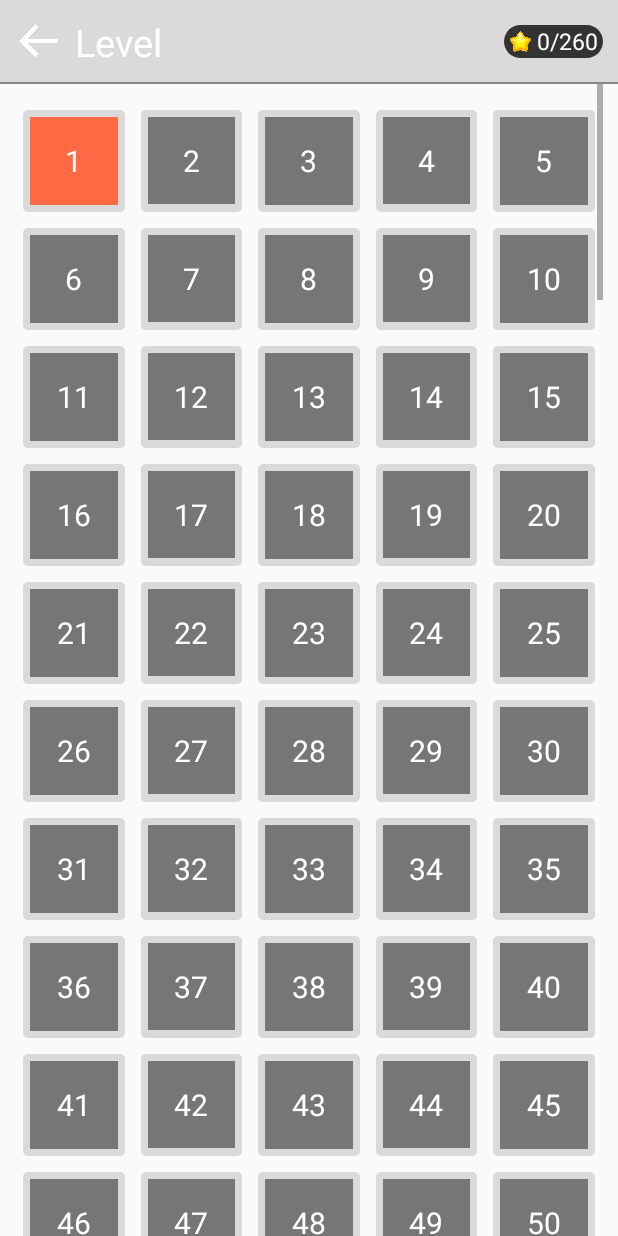
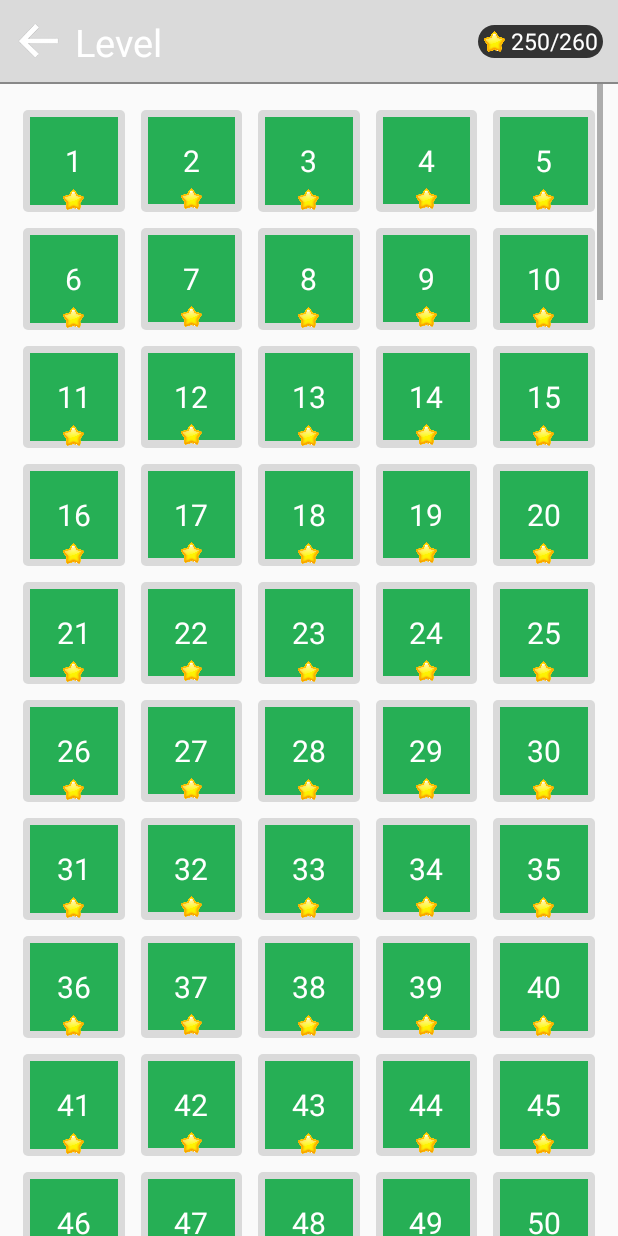
Before and after one commit to houhuang/Fill, an Android app: the MapActivity screen opened directly, with no data from a screen before it, on a phone screen of 412 x 824 dp. Run offline under Robolectric (Android 15) with nearby library versions, the phone set to English and light mode, and no system bars; our stand-ins replace AdMob.

Commit message:
no message

```diff
--- a/app/src/main/assets/pub.json
+++ b/app/src/main/assets/pub.json
@@ -1505,7 +1505,7 @@
         "row": "7",
         "col": "6",
         "state": "111111111111110100111111112010111111111111",
-        "hint": "wdwwddwwaaasawa"
+        "hint": "wdwwddwaaasawas"
       },
       {
         "row": "7",
--- a/app/src/main/java/com/jd/fill/activity/MainActivity.java
+++ b/app/src/main/java/com/jd/fill/activity/MainActivity.java
@@ -137,7 +137,7 @@ public class MainActivity extends AppCompatActivity implements View.OnClickListe
 
         if (!isQuit)
         {
-            Toast.makeText(MainActivity.this, "Please click BACK again to exit!", Toast.LENGTH_SHORT).show();
+            Toast.makeText(MainActivity.this, "Please click BACK again to exit game!", Toast.LENGTH_SHORT).show();
             isQuit = true;
             new Thread(new Runnable() {
                 @Override
--- a/app/src/main/java/com/jd/fill/adapter/MapAdapter.java
+++ b/app/src/main/java/com/jd/fill/adapter/MapAdapter.java
@@ -13,6 +13,7 @@ import android.widget.TextView;
 
 import com.jd.fill.R;
 import com.jd.fill.config.Config;
+import com.jd.fill.manager.DataManager;
 
 import org.w3c.dom.Text;
 
@@ -53,6 +54,7 @@ public class MapAdapter extends RecyclerView.Adapter<MapAdapter.MapHolder> {
         private View mContentView;
         private TextView mLevelTextView;
         private ImageView mStar;
+        private TextView mStageText;
 
         public MapHolder(final View view)
         {
@@ -61,6 +63,7 @@ public class MapAdapter extends RecyclerView.Adapter<MapAdapter.MapHolder> {
             mContentView = (View) view.findViewById(R.id.map_content);
             mLevelTextView = (TextView) view.findViewById(R.id.map_text);
             mStar = (ImageView)view.findViewById(R.id.map_star);
+            mStageText = (TextView)view.findViewById(R.id.map_stage_text);
 
             if (view == mHeaderView || view == mFooterView)
             {
@@ -114,14 +117,26 @@ public class MapAdapter extends RecyclerView.Adapter<MapAdapter.MapHolder> {
         {
             holder.mContentView.setBackgroundColor(ContextCompat.getColor(mContext, R.color.map_item_content_nopass));
             holder.mStar.setVisibility(View.INVISIBLE);
+            holder.mStageText.setVisibility(View.VISIBLE);
         }else if (newPos < Config.mCurrentLevel)
         {
             holder.mContentView.setBackgroundColor(ContextCompat.getColor(mContext, R.color.map_item_content_pass));
             holder.mStar.setVisibility(View.VISIBLE);
+            holder.mStageText.setVisibility(View.INVISIBLE);
         }else
         {
-            holder.mContentView.setBackgroundColor(ContextCompat.getColor(mContext, R.color.color_paht1));
+            holder.mContentView.setBackgroundColor(ContextCompat.getColor(mContext, R.color.purple_button));
             holder.mStar.setVisibility(View.INVISIBLE);
+            holder.mStageText.setVisibility(View.VISIBLE);
+        }
+
+        if (newPos >= Config.mCurrentLevel)
+        {
+            StringBuilder builder = new StringBuilder();
+            builder.append(DataManager.getInstance().getmGameInfo().get(newPos).getRow())
+                    .append("x")
+                    .append(DataManager.getInstance().getmGameInfo().get(newPos).getCol());
+            holder.mStageText.setText(builder.toString());
         }
 
         holder.mLevelTextView.setText("" + (newPos + 1));
--- a/app/src/main/java/com/jd/fill/config/Config.java
+++ b/app/src/main/java/com/jd/fill/config/Config.java
@@ -46,7 +46,7 @@ public class Config extends Application {
         super.onCreate();
 
         mSp = getSharedPreferences(SP_DATA_STORGE, 0);
-        mCurrentLevel = mSp.getInt(KEY_CURRENT_LEVEL, 0);
+        mCurrentLevel = mSp.getInt(KEY_CURRENT_LEVEL, 250);
         mSoundsIsOpen = mSp.getBoolean(KEY_SHOUNDS_ISOPEN, true);
 //        mHintNum = mSp.getInt(KEY_HINT_NUM, 15);
         mHintNum = 1000;
--- a/app/src/main/res/layout/map_item.xml
+++ b/app/src/main/res/layout/map_item.xml
@@ -29,4 +29,17 @@
             android:layout_centerHorizontal="true"
             android:src="@drawable/star"/>
 
+        <TextView
+            android:layout_width="wrap_content"
+            android:layout_height="wrap_content"
+            android:id="@+id/map_stage_text"
+            android:textColor="@color/map_item_stage"
+            android:textSize="10sp"
+            android:gravity="center"
+            android:layout_centerHorizontal="true"
+            android:layout_alignParentBottom="true"
+            android:layout_alignParentRight="true"
+            android:layout_marginBottom="3dp"
+            android:layout_marginRight="5dp"/>
+
 </com.jd.fill.adapter.MapItemLayout>
--- a/app/src/main/res/values/colors.xml
+++ b/app/src/main/res/values/colors.xml
@@ -11,6 +11,7 @@
     <color name="status_bar_map_color">#33999999</color>
     <color name="toolbar_line">#888888</color>
 
+    <color name="map_item_stage">#88BBBBBB</color>
     <color name="map_item_bg">#55999999</color>
     <color name="map_item_content_pass">#26AF55</color>
     <color name="map_item_content_nopass">#767676</color>
```
Also changed, not shown: app/src/main/java/com/jd/fill/bean/GameItem.java (+7 -4 lines), app/src/main/res/drawable/ston2.png, app/src/main/res/drawable/ston3.png, app/src/main/res/drawable/ston4.png, app/src/main/res/drawable/ston5.png, app/src/main/res/drawable/ston6.png, app/src/main/res/drawable/ston7.png (added), app/src/main/res/drawable/ston8.png (added), app/src/main/res/drawable/ston9.png (added), app/src/main/res/drawable/touris.png (added), 1 other file.
